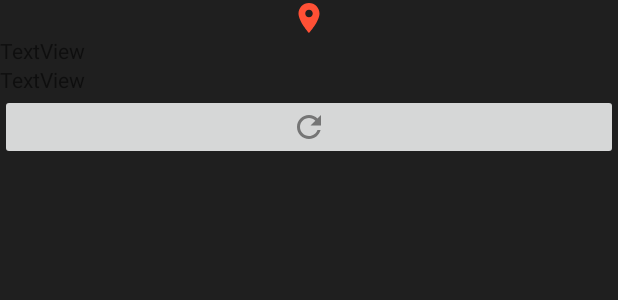
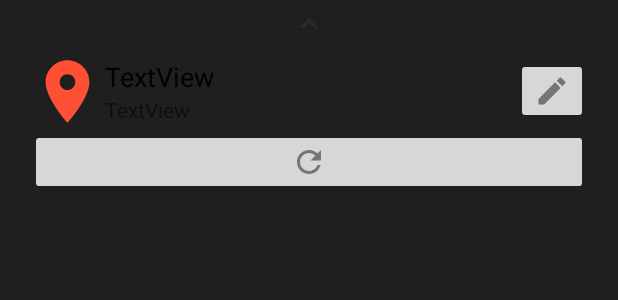
Before and after one commit to SoWieMarkus/Tanken, an Android app: the layout fragment_user_location.xml on its own in the app's theme, with its tools: preview values and no code run, on a phone screen of 412 x 824 dp. Shown: the top 300 px of the screen. Run offline under Robolectric (Android 15) with nearby library versions, the phone set to English and light mode, and no system bars.

Commit message:
layout changes

```diff
--- a/app/src/main/java/markus/wieland/tanken/ui/UserLocationFragment.java
+++ b/app/src/main/java/markus/wieland/tanken/ui/UserLocationFragment.java
@@ -64,7 +64,7 @@ public class UserLocationFragment extends Fragment {
                              Bundle savedInstanceState) {
         View view = inflater.inflate(R.layout.fragment_user_location, container, false);
         RecyclerView stationList = (RecyclerView)view.findViewById(R.id.fragment_user_location_stations);
-        stationList.setHasFixedSize(true);
+        stationList.setHasFixedSize(false);
         stationList.setLayoutManager(new LinearLayoutManager(getContext()));
         stationList.setAdapter(fuelStationAdapter);
         return view;
--- /dev/null
+++ b/app/src/main/res/drawable-anydpi/ic_up.xml
@@ -0,0 +1,11 @@
+<vector xmlns:android="http://schemas.android.com/apk/res/android"
+    android:width="24dp"
+    android:height="24dp"
+    android:viewportWidth="24"
+    android:viewportHeight="24"
+    android:tint="#333333"
+    android:alpha="0.6">
+  <path
+      android:fillColor="@android:color/white"
+      android:pathData="M7.41,15.41L12,10.83l4.59,4.58L18,14l-6,-6 -6,6z"/>
+</vector>
--- a/app/src/main/res/layout/fragment_user_location.xml
+++ b/app/src/main/res/layout/fragment_user_location.xml
@@ -1,40 +1,73 @@
 <?xml version="1.0" encoding="utf-8"?>
-<FrameLayout xmlns:android="http://schemas.android.com/apk/res/android"
+<LinearLayout xmlns:android="http://schemas.android.com/apk/res/android"
     xmlns:app="http://schemas.android.com/apk/res-auto"
     xmlns:tools="http://schemas.android.com/tools"
     android:layout_width="match_parent"
     android:layout_height="match_parent"
     android:background="#1f1f1f"
+    android:orientation="vertical"
     tools:context=".ui.UserLocationFragment">
 
-    <LinearLayout
-        android:layout_width="match_parent"
-        android:layout_height="match_parent"
-        android:orientation="vertical">
 
     <LinearLayout
         android:id="@+id/fragment_user_location_header"
         android:layout_width="match_parent"
         android:layout_height="wrap_content"
-            android:orientation="vertical">
+        android:orientation="vertical"
+        android:paddingStart="20dp"
+        android:paddingLeft="20dp"
+        android:paddingEnd="20dp"
+        android:paddingRight="20dp"
+        android:paddingBottom="20dp">
+
+        <ImageView
+            android:id="@+id/imageView2"
+            android:layout_width="match_parent"
+            android:layout_height="wrap_content"
+            android:layout_marginTop="4dp"
+            android:layout_marginBottom="8dp"
+            android:src="@drawable/ic_up" />
+
+        <LinearLayout
+            android:layout_width="match_parent"
+            android:layout_height="match_parent"
+            android:gravity="center"
+            android:orientation="horizontal">
 
             <ImageView
                 android:id="@+id/imageView"
+                android:layout_width="50dp"
+                android:layout_height="50dp"
+                android:src="@drawable/ic_marker" />
+
+            <LinearLayout
                 android:layout_width="match_parent"
                 android:layout_height="wrap_content"
-                android:src="@drawable/ic_marker" />
+                android:layout_weight="1"
+                android:orientation="vertical">
 
                 <TextView
                     android:id="@+id/textView7"
                     android:layout_width="match_parent"
                     android:layout_height="wrap_content"
-                android:text="TextView" />
+                    android:text="TextView"
+                    android:textColor="?attr/text_primary"
+                    android:textSize="18sp" />
 
                 <TextView
                     android:id="@+id/textView8"
                     android:layout_width="match_parent"
                     android:layout_height="wrap_content"
                     android:text="TextView" />
+            </LinearLayout>
+
+            <ImageButton
+                android:id="@+id/imageButton2"
+                android:layout_width="wrap_content"
+                android:layout_height="wrap_content"
+                android:src="@drawable/ic_edit" />
+
+        </LinearLayout>
 
         <ImageButton
             android:id="@+id/imageButton"
@@ -45,8 +78,7 @@
 
     <androidx.core.widget.NestedScrollView
         android:layout_width="match_parent"
-            android:layout_height="match_parent"
-            android:fillViewport="true">
+        android:layout_height="match_parent">
 
         <LinearLayout
             android:layout_width="match_parent"
@@ -56,11 +88,10 @@
             <androidx.recyclerview.widget.RecyclerView
                 android:id="@+id/fragment_user_location_stations"
                 android:layout_width="match_parent"
-                    android:layout_height="match_parent"
+                android:layout_height="wrap_content"
                 android:nestedScrollingEnabled="false" />
         </LinearLayout>
     </androidx.core.widget.NestedScrollView>
 
+
 </LinearLayout>
-
-</FrameLayout>
```
Also changed, not shown: app/src/main/java/markus/wieland/tanken/CreateLocationActivity.java (+27 -6 lines), app/src/main/java/markus/wieland/tanken/SearchActivity.java (+39 -14 lines), app/src/main/java/markus/wieland/tanken/api/TankenApi.java (+39 -0 lines), app/src/main/java/markus/wieland/tanken/api/models/location/Location.java (+4 -4 lines), app/src/main/java/markus/wieland/tanken/ui/search/LocationAdapter.java (+12 -2 lines), app/src/main/res/layout/activity_create_location.xml (+13 -0 lines), app/src/main/res/layout/activity_search.xml (+17 -15 lines), app/src/main/res/layout/item_location.xml (+35 -3 lines), app/src/main/res/drawable-hdpi/ic_up.png (added), app/src/main/res/drawable-mdpi/ic_up.png (added), app/src/main/res/drawable-xhdpi/ic_up.png (added), app/src/main/res/drawable-xxhdpi/ic_up.png (added). Lines whose indentation alone changed are shown as unchanged.
